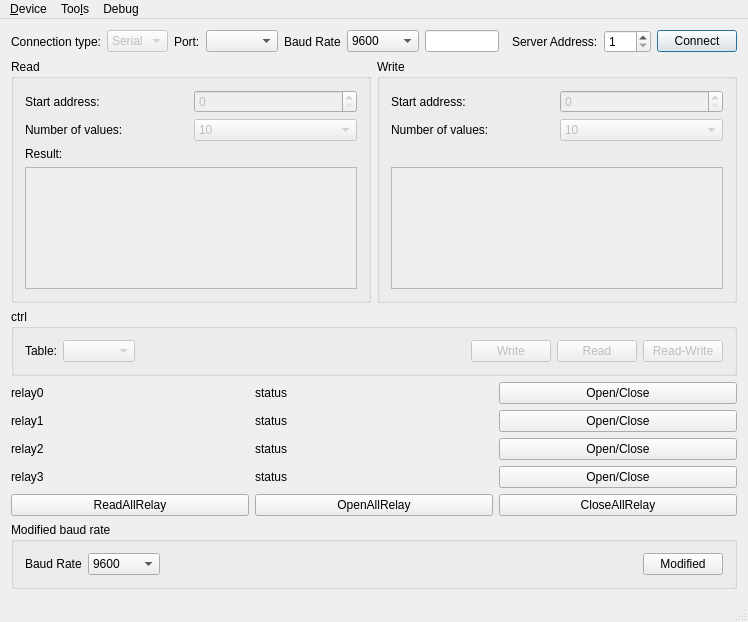
Qt form src/mainwindow.ui (blacksherry0831/ModebusRelay) before a commit.
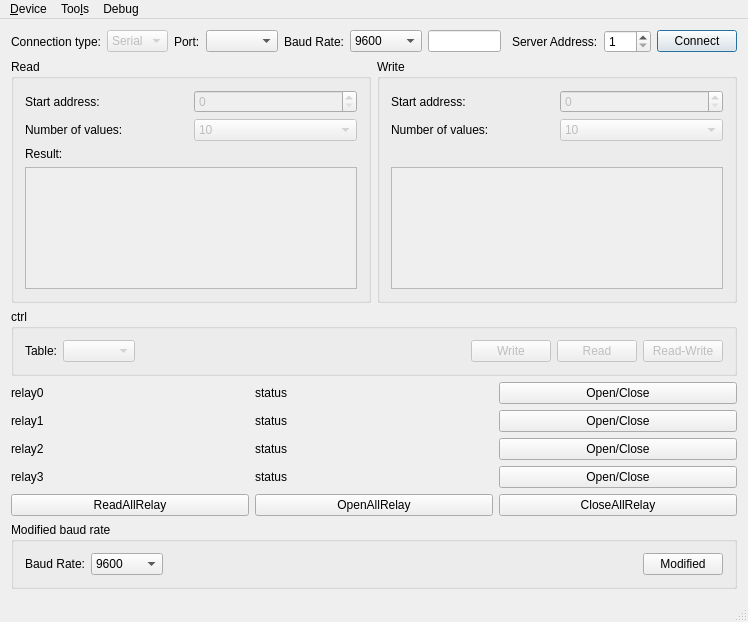
The same form after that commit. Icons and pictures are not drawn.

Commit message: add modified baud rate

What changed in the file:
```diff
--- a/src/mainwindow.ui
+++ b/src/mainwindow.ui
@@ -145,12 +145,15 @@
         <item row="0" column="4">
          <widget class="QLabel" name="label_10">
           <property name="text">
-           <string>Baud Rate</string>
+           <string>Baud Rate:</string>
           </property>
          </widget>
         </item>
         <item row="0" column="5">
          <widget class="QComboBox" name="comboBox_2">
+          <property name="currentText">
+           <string notr="true">9600</string>
+          </property>
           <item>
            <property name="text">
             <string>9600</string>
@@ -684,12 +687,15 @@
                <item>
                 <widget class="QLabel" name="label_11">
                  <property name="text">
-                  <string>Baud Rate</string>
+                  <string>Baud Rate:</string>
                  </property>
                 </widget>
                </item>
                <item>
                 <widget class="QComboBox" name="comboBox">
+                 <property name="currentText">
+                  <string notr="true">9600</string>
+                 </property>
                  <item>
                   <property name="text">
                    <string>9600</string>
```
Left out of the diff: 11 changed lines with no effect on the pictures. The commit also changes 5 other files.
